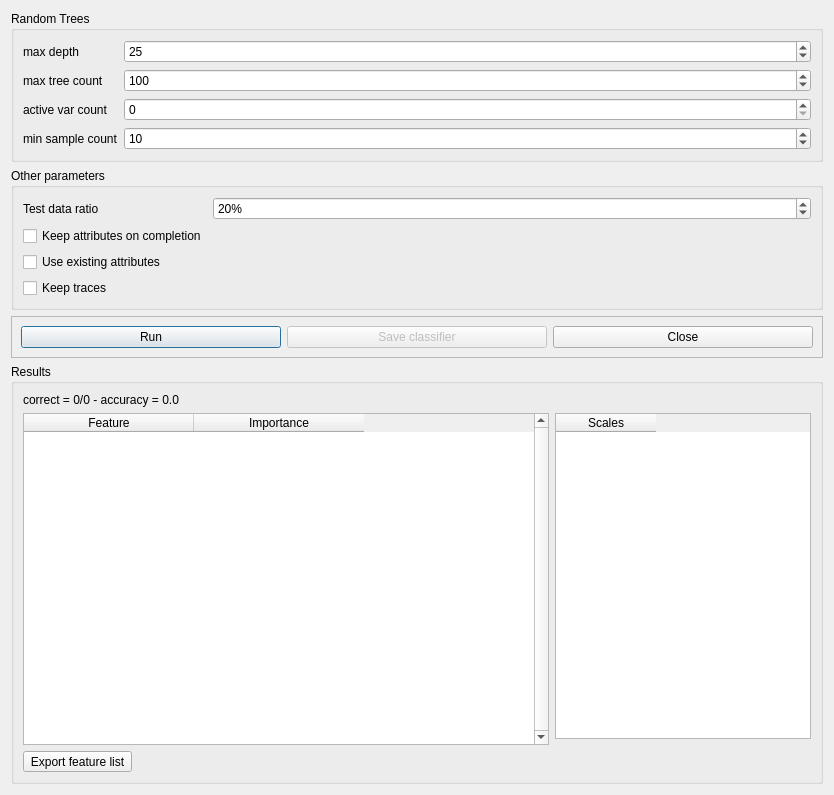
The window that Train3DMASCDialog.ui (dgirardeau/q3DMASC) describes before a commit, drawn with Qt 5.
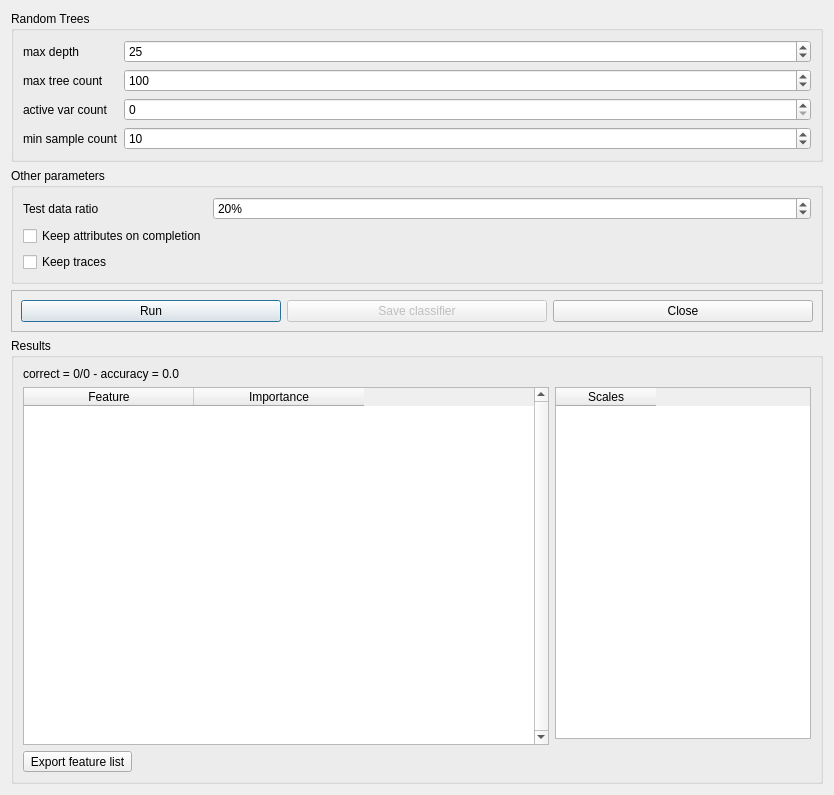
The same window after the commit.

Commit message: debug in progress after merge useExistingScalarFields

```diff
--- a/Train3DMASCDialog.ui
+++ b/Train3DMASCDialog.ui
@@ -148,16 +148,6 @@
        </widget>
       </item>
       <item row="3" column="0">
-       <widget class="QCheckBox" name="checkBox_useExistingScalarFields">
-        <property name="toolTip">
-         <string>&lt;html&gt;&lt;head/&gt;&lt;body&gt;&lt;p&gt;Use the existing features, when available, for the training. If not checked, all features will be recalculated and the existing features will be overwritten.&lt;/p&gt;&lt;/body&gt;&lt;/html&gt;</string>
-        </property>
-        <property name="text">
-         <string>Use existing attributes</string>
-        </property>
-       </widget>
-      </item>
-      <item row="4" column="0">
        <widget class="QCheckBox" name="checkBox_keepTraces">
         <property name="toolTip">
          <string>&lt;html&gt;&lt;head/&gt;&lt;body&gt;&lt;p&gt;If checked : &lt;/p&gt;&lt;p&gt;* A directory is created near the parameter file, with name 3dmasc_yyyymmdd_HHhMM.&lt;/p&gt;&lt;p&gt;* A file 3dmasc_yyyymmdd_HHhMM.txt is created in this directory. &lt;/p&gt;&lt;p&gt;* Each time you train the classifier, the feature list and the classifier are stored and an entry is created in the trace file to save the overall accuracy.&lt;/p&gt;&lt;/body&gt;&lt;/html&gt;</string>
```
Left out of the diff: 14 changed lines with no effect on the pictures. The commit also changes 10 other files.
